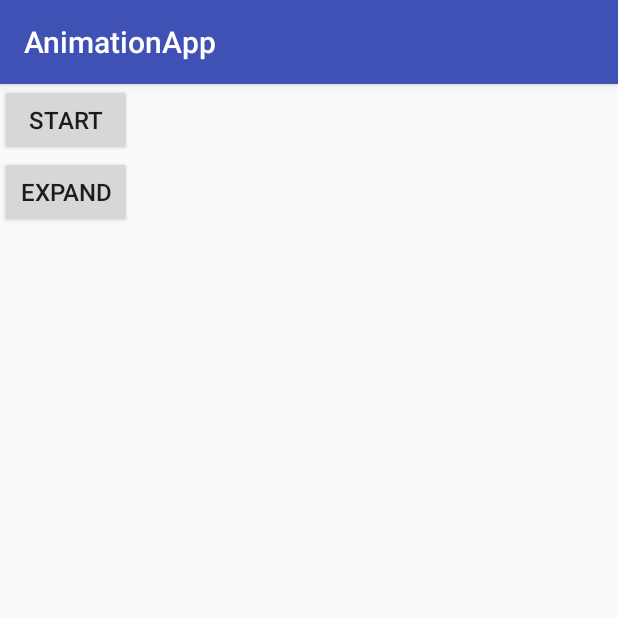
After one commit to pxhbb1224/AnimationApp, an Android app: the NotificationStart screen opened directly, with no data from a screen before it, on a phone screen of 412 x 824 dp, the top half of it. The commit adds this screen. Run offline under Robolectric (Android 15) with nearby library versions, the phone set to English and light mode, and no system bars.

Commit message:
MOD 回家去写

```diff
--- /dev/null
+++ b/app/src/main/java/com/example/huangwei/animationapp/activity/NotificationStart.java
@@ -0,0 +1,85 @@
+package com.example.huangwei.animationapp.activity;
+
+import android.app.Notification;
+import android.app.NotificationManager;
+import android.app.PendingIntent;
+import android.content.Context;
+import android.content.Intent;
+import android.graphics.BitmapFactory;
+import android.os.Bundle;
+import android.support.annotation.Nullable;
+import android.support.v4.app.TaskStackBuilder;
+import android.support.v7.app.AppCompatActivity;
+import android.support.v7.app.NotificationCompat;
+import android.view.View;
+import android.widget.RemoteViews;
+import com.example.huangwei.animationapp.R;
+
+/**
+ * @author huangwei E-mail: huangwei@tigerbrokers.com
+ * @version 创建时间： 2017/08/29/11:49
+ */
+
+public class NotificationStart extends AppCompatActivity implements View.OnClickListener {
+  NotificationManager notificationManager;
+  NotificationCompat.Builder builder;
+  @Override
+  protected void onCreate(@Nullable Bundle savedInstanceState) {
+    super.onCreate(savedInstanceState);
+    setContentView(R.layout.activity_notification_start);
+    findViewById(R.id.btn_notification_start).setOnClickListener(this);
+    findViewById(R.id.btn_notification_expand).setOnClickListener(this);
+    initNotification();
+  }
+
+  @Override
+  public void onClick(View v) {
+    switch (v.getId()) {
+      case R.id.btn_notification_start:
+        clickStart();
+        break;
+      case R.id.btn_notification_expand:
+        clickExpand();
+        break;
+      default:
+        break;
+    }
+  }
+
+  private void clickStart() {
+    notificationManager.notify(0,builder.build());
+  }
+
+  private void clickExpand(){
+    Intent intent = new Intent();
+    intent.addFlags(Intent.FLAG_ACTIVITY_NEW_TASK);
+    intent.setClass(this,NotificationShow.class);
+    PendingIntent pendingIntent = PendingIntent.getActivity(this,0,intent,0);
+    //builder.setContent(new RemoteViews(getPackageName(),R.layout.layout_collapse_notification));
+    //builder.setContentIntent(pendingIntent);
+    //builder.setCustomBigContentView(new RemoteViews(getPackageName(),R.layout.layout_expand_notification));
+    //builder.setCustomHeadsUpContentView(new RemoteViews(getPackageName(),R.layout.layout_collapse_notification));
+    builder.setFullScreenIntent(pendingIntent,false);
+    notificationManager.notify(1,builder.build());
+  }
+
+  private void initNotification(){
+    Intent resultIntent = new Intent(this, NotificationShow.class);
+    TaskStackBuilder stackBuilder = TaskStackBuilder.create(this);
+    stackBuilder.addParentStack(NotificationShow.class);
+    stackBuilder.addNextIntent(resultIntent);
+    //PendingIntent pendingIntent = stackBuilder.getPendingIntent(0, PendingIntent.FLAG_CANCEL_CURRENT);
+    PendingIntent pendingIntent = PendingIntent.getActivity(this,0,resultIntent,PendingIntent.FLAG_CANCEL_CURRENT);
+    builder = new NotificationCompat.Builder(this);
+    builder.setContentTitle(getString(R.string.notification_title))
+           .setContentText(getString(R.string.notification_content))
+           .setSmallIcon(R.drawable.shape_oval_round)
+           .setAutoCancel(true)
+           .setLargeIcon(BitmapFactory.decodeResource(getResources(),R.drawable.icon_security));
+    builder.setContentIntent(pendingIntent);
+    builder.setPriority(NotificationCompat.PRIORITY_HIGH);
+    //builder.setFullScreenIntent(pendingIntent,true);
+    notificationManager = (NotificationManager) getSystemService(Context.NOTIFICATION_SERVICE);
+  }
+
+}
--- /dev/null
+++ b/app/src/main/res/layout/activity_notification_start.xml
@@ -0,0 +1,20 @@
+<?xml version="1.0" encoding="utf-8"?>
+<LinearLayout
+    xmlns:android="http://schemas.android.com/apk/res/android"
+    android:orientation="vertical"
+    android:layout_width="match_parent"
+    android:layout_height="match_parent"
+    >
+  <Button
+      android:id="@+id/btn_notification_start"
+      android:layout_width="wrap_content"
+      android:layout_height="wrap_content"
+      android:text="@string/btn_text_start"
+      />
+  <Button
+      android:id="@+id/btn_notification_expand"
+      android:layout_width="wrap_content"
+      android:layout_height="wrap_content"
+      android:text="@string/btn_text_expand"
+      />
+</LinearLayout>
--- a/app/src/main/res/values/string_array_res.xml
+++ b/app/src/main/res/values/string_array_res.xml
@@ -5,6 +5,8 @@
     <item>Property Animation</item>
     <item>RecyclerView</item>
     <item>Skip Animation</item>
+    <item>Notification</item>
+    <item>sound demo</item>
   </string-array>
 
   <string-array name="property_animation_items">
--- a/app/src/main/res/values/strings.xml
+++ b/app/src/main/res/values/strings.xml
@@ -39,4 +39,9 @@
   <string name="btn_text_fade">淡出</string>
   <string name="btn_text_share">共享</string>
   <string name="btn_text_fab">组合</string>
+
+  <string name="btn_text_start">Start</string>
+  <string name="notification_title">notification_title</string>
+  <string name="notification_content">notification_content</string>
+  <string name="btn_text_expand">Expand</string>
 </resources>
```
Also changed, not shown: app/src/main/AndroidManifest.xml (+9 -0 lines), app/src/main/java/com/example/huangwei/animationapp/activity/MainActivity.java (+8 -0 lines), app/src/main/java/com/example/huangwei/animationapp/activity/NotificationShow.java (added, +11 -0 lines), app/src/main/java/com/example/huangwei/animationapp/activity/SoundTest.java (added, +31 -0 lines), app/src/main/java/com/example/huangwei/animationapp/utils/SoundUtils.java (added, +60 -0 lines), app/src/main/res/layout/activity_notification_show.xml (added, +14 -0 lines), app/src/main/res/layout/activity_sound.xml (added, +14 -0 lines), app/src/main/res/layout/layout_collapse_notification.xml (added, +14 -0 lines), app/src/main/res/layout/layout_expand_notification.xml (added, +23 -0 lines), app/src/main/res/drawable-xxxhdpi/icon_hand_click.png (added), app/src/main/res/drawable-xxxhdpi/icon_security.png (added), 1 other file.
